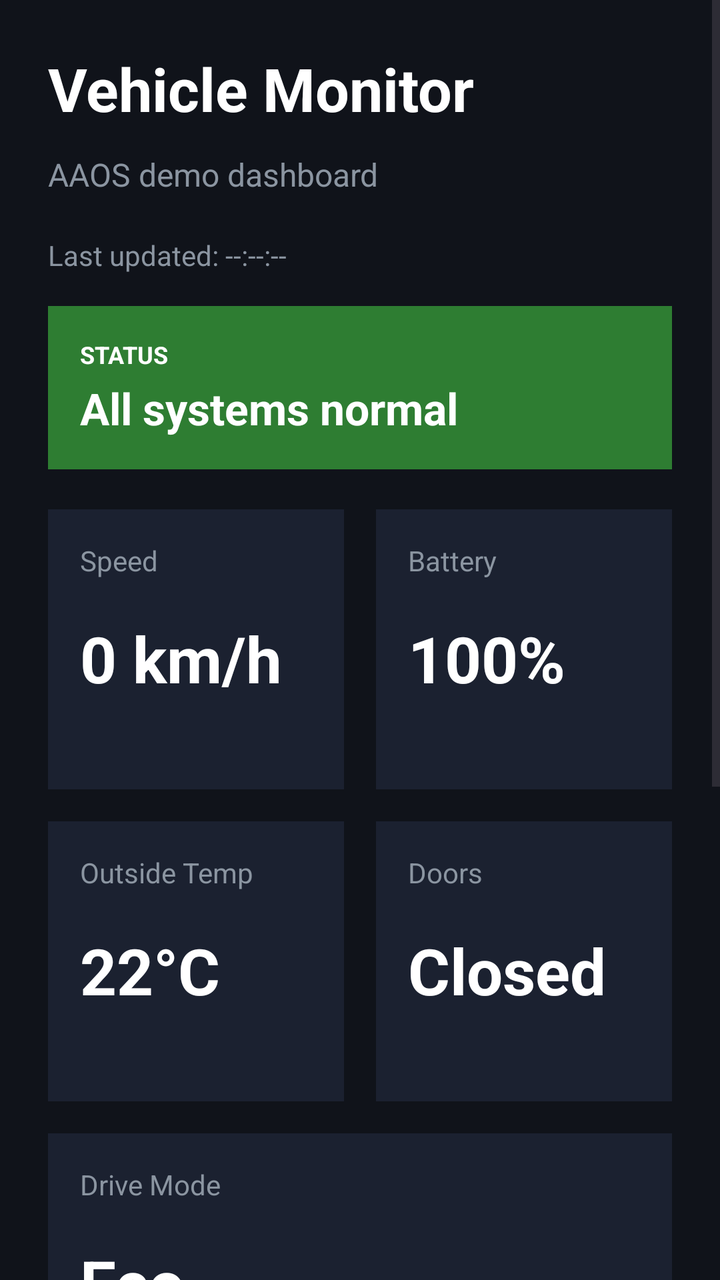
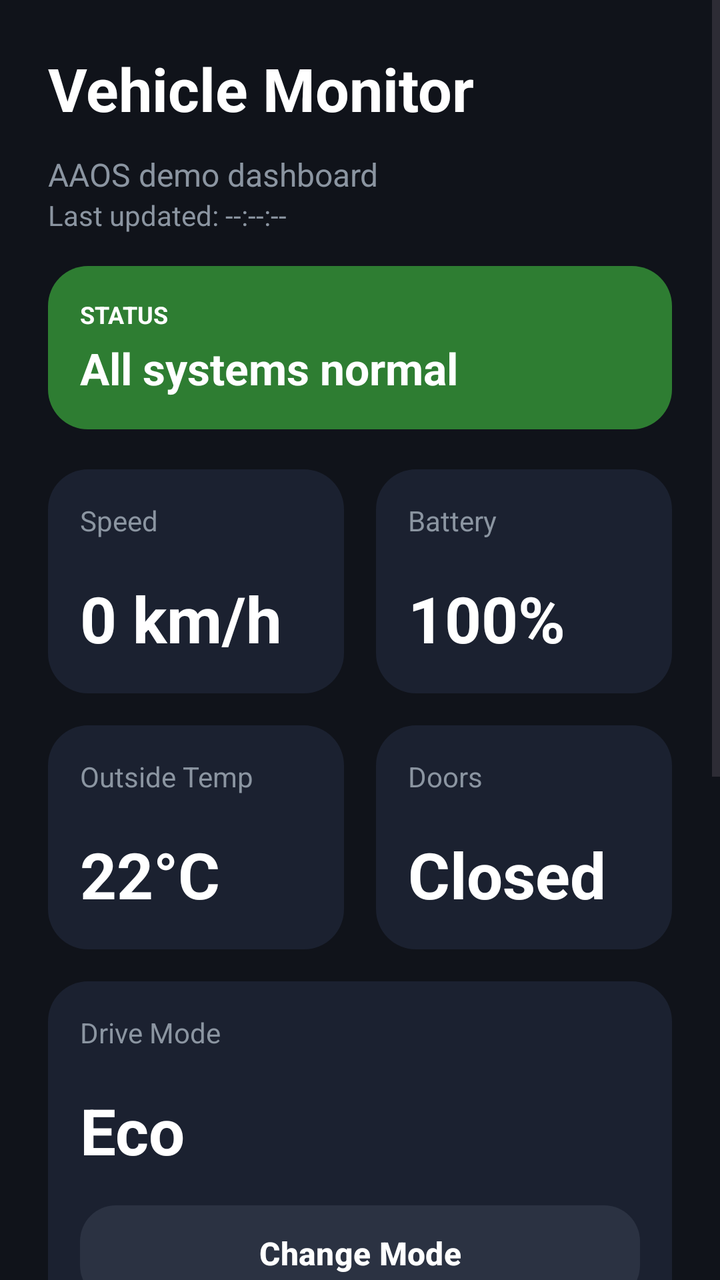

An Android layout rendered at two revisions. The XML below is the earlier revision; the diff shows what the commit changed to produce the second picture.
<!-- AndroidManifest.xml: application theme Theme.Aaosvehiclemonitor -->
<!-- res/layout/activity_main.xml -->
<?xml version="1.0" encoding="utf-8"?>
<ScrollView xmlns:android="http://schemas.android.com/apk/res/android"
    android:layout_width="match_parent"
    android:layout_height="match_parent"
    android:fillViewport="true"
    android:background="@color/background">

    <LinearLayout
        android:layout_width="match_parent"
        android:layout_height="wrap_content"
        android:orientation="vertical"
        android:padding="24dp">

        <TextView
            android:id="@+id/titleText"
            android:layout_width="wrap_content"
            android:layout_height="wrap_content"
            android:text="Vehicle Monitor"
            android:textColor="@color/white"
            android:textSize="30sp"
            android:textStyle="bold"
            android:layout_marginBottom="12dp" />

        <TextView
            android:id="@+id/subtitleText"
            android:layout_width="wrap_content"
            android:layout_height="wrap_content"
            android:text="AAOS demo dashboard"
            android:textColor="@color/gray"
            android:textSize="16sp"
            android:layout_marginBottom="20dp" />

        <TextView
            android:id="@+id/lastUpdatedText"
            android:layout_width="wrap_content"
            android:layout_height="wrap_content"
            android:text="Last updated: --:--:--"
            android:textColor="@color/gray"
            android:textSize="14sp"
            android:layout_marginBottom="16dp" />

        <LinearLayout
            android:id="@+id/alertBanner"
            android:layout_width="match_parent"
            android:layout_height="wrap_content"
            android:orientation="vertical"
            android:padding="16dp"
            android:background="@color/green"
            android:layout_marginBottom="20dp">

            <TextView
                android:id="@+id/alertTitle"
                android:layout_width="wrap_content"
                android:layout_height="wrap_content"
                android:text="STATUS"
                android:textAllCaps="true"
                android:textColor="@color/white"
                android:textSize="12sp"
                android:textStyle="bold" />

            <TextView
                android:id="@+id/alertMessage"
                android:layout_width="wrap_content"
                android:layout_height="wrap_content"
                android:text="All systems normal"
                android:textColor="@color/white"
                android:textSize="22sp"
                android:textStyle="bold"
                android:layout_marginTop="4dp" />
        </LinearLayout>

        <LinearLayout
            android:layout_width="match_parent"
            android:layout_height="wrap_content"
            android:orientation="horizontal"
            android:weightSum="2"
            android:layout_marginBottom="16dp">

            <LinearLayout
                android:layout_width="0dp"
                android:layout_height="140dp"
                android:layout_marginEnd="8dp"
                android:layout_weight="1"
                android:background="@color/blue"
                android:orientation="vertical"
                android:padding="16dp">

                <TextView
                    android:layout_width="wrap_content"
                    android:layout_height="wrap_content"
                    android:text="Speed"
                    android:textColor="@color/gray"
                    android:textSize="14sp" />

                <TextView
                    android:id="@+id/speedValue"
                    android:layout_width="wrap_content"
                    android:layout_height="wrap_content"
                    android:layout_marginTop="18dp"
                    android:text="0 km/h"
                    android:textColor="@color/white"
                    android:textSize="32sp"
                    android:textStyle="bold" />
            </LinearLayout>

            <LinearLayout
                android:layout_width="0dp"
                android:layout_height="140dp"
                android:layout_weight="1"
                android:orientation="vertical"
                android:background="@color/blue"
                android:padding="16dp"
                android:layout_marginStart="8dp">

                <TextView
                    android:layout_width="wrap_content"
                    android:layout_height="wrap_content"
                    android:text="Battery"
                    android:textColor="@color/gray"
                    android:textSize="14sp" />

                <TextView
                    android:id="@+id/batteryValue"
                    android:layout_width="wrap_content"
                    android:layout_height="wrap_content"
                    android:text="100%"
                    android:textColor="@color/white"
                    android:textSize="32sp"
                    android:textStyle="bold"
                    android:layout_marginTop="18dp" />
            </LinearLayout>
        </LinearLayout>

        <LinearLayout
            android:layout_width="match_parent"
            android:layout_height="wrap_content"
            android:orientation="horizontal"
            android:weightSum="2">

            <LinearLayout
                android:layout_width="0dp"
                android:layout_height="140dp"
                android:layout_weight="1"
                android:orientation="vertical"
                android:background="@color/blue"
                android:padding="16dp"
                android:layout_marginEnd="8dp">

                <TextView
                    android:layout_width="wrap_content"
                    android:layout_height="wrap_content"
                    android:text="Outside Temp"
                    android:textColor="@color/gray"
                    android:textSize="14sp" />

                <TextView
                    android:id="@+id/tempValue"
                    android:layout_width="wrap_content"
                    android:layout_height="wrap_content"
                    android:text="22°C"
                    android:textColor="@color/white"
                    android:textSize="32sp"
                    android:textStyle="bold"
                    android:layout_marginTop="18dp" />
            </LinearLayout>

            <LinearLayout
                android:layout_width="0dp"
                android:layout_height="140dp"
                android:layout_weight="1"
                android:orientation="vertical"
                android:background="@color/blue"
                android:padding="16dp"
                android:layout_marginStart="8dp">

                <TextView
                    android:layout_width="wrap_content"
                    android:layout_height="wrap_content"
                    android:text="Doors"
                    android:textColor="@color/gray"
                    android:textSize="14sp" />

                <TextView
                    android:id="@+id/doorValue"
                    android:layout_width="wrap_content"
                    android:layout_height="wrap_content"
                    android:text="Closed"
                    android:textColor="@color/white"
                    android:textSize="32sp"
                    android:textStyle="bold"
                    android:layout_marginTop="18dp" />
            </LinearLayout>
        </LinearLayout>

        <LinearLayout
            android:layout_width="match_parent"
            android:layout_height="wrap_content"
            android:orientation="vertical"
            android:background="@color/blue"
            android:padding="16dp"
            android:layout_marginTop="16dp">

            <TextView
                android:layout_width="wrap_content"
                android:layout_height="wrap_content"
                android:text="Drive Mode"
                android:textColor="@color/gray"
                android:textSize="14sp" />

            <TextView
                android:id="@+id/driveModeValue"
                android:layout_width="wrap_content"
                android:layout_height="wrap_content"
                android:text="Eco"
                android:textColor="@color/white"
                android:textSize="32sp"
                android:textStyle="bold"
                android:layout_marginTop="18dp" />

            <Button
                android:id="@+id/changeModeButton"
                android:layout_width="wrap_content"
                android:layout_height="wrap_content"
                android:text="Change Mode"
                android:layout_marginTop="16dp" />
        </LinearLayout>

        <LinearLayout
            android:layout_width="match_parent"
            android:layout_height="wrap_content"
            android:orientation="vertical"
            android:layout_marginTop="24dp">

            <TextView
                android:layout_width="wrap_content"
                android:layout_height="wrap_content"
                android:text="Simulation Controls"
                android:textColor="@color/gray"
                android:textSize="16sp"
                android:layout_marginBottom="12dp" />

            <LinearLayout
                android:layout_width="match_parent"
                android:layout_height="wrap_content"
                android:orientation="horizontal"
                android:weightSum="2"
                android:layout_marginBottom="12dp">

                <Button
                    android:id="@+id/toggleDoorsButton"
                    android:layout_width="0dp"
                    android:layout_height="wrap_content"
                    android:layout_weight="1"
                    android:text="Toggle Doors"
                    android:layout_marginEnd="8dp" />

                <Button
                    android:id="@+id/overspeedButton"
                    android:layout_width="0dp"
                    android:layout_height="wrap_content"
                    android:layout_weight="1"
                    android:text="Overspeed"
                    android:layout_marginStart="8dp" />
            </LinearLayout>

            <LinearLayout
                android:layout_width="match_parent"
                android:layout_height="wrap_content"
                android:orientation="horizontal"
                android:weightSum="2">

                <Button
                    android:id="@+id/lowBatteryButton"
                    android:layout_width="0dp"
                    android:layout_height="wrap_content"
                    android:layout_weight="1"
                    android:text="Low Battery"
                    android:layout_marginEnd="8dp" />

                <Button
                    android:id="@+id/resetButton"
                    android:layout_width="0dp"
                    android:layout_height="wrap_content"
                    android:layout_weight="1"
                    android:text="Reset"
                    android:layout_marginStart="8dp" />
            </LinearLayout>

        </LinearLayout>

        <LinearLayout
            android:layout_width="match_parent"
            android:layout_height="wrap_content"
            android:orientation="vertical"
            android:layout_marginTop="24dp">

            <TextView
                android:id="@+id/eventHistoryTitle"
                android:layout_width="wrap_content"
                android:layout_height="wrap_content"
                android:text="Recent Events"
                android:textColor="@color/gray"
                android:textSize="16sp"
                android:layout_marginBottom="12dp" />

            <TextView
                android:id="@+id/eventHistoryText"
                android:layout_width="match_parent"
                android:layout_height="wrap_content"
                android:background="@color/blue"
                android:padding="16dp"
                android:text="No events yet"
                android:textColor="@color/white"
                android:textSize="14sp"
                android:lineSpacingExtra="4dp" />
        </LinearLayout>

    </LinearLayout>
</ScrollView>
<!-- resources referenced by this layout -->
<resources>
  <color name="background">#10131A</color>
  <color name="blue">#1B2130</color>
  <color name="gray">#8B95A1</color>
  <color name="green">#2E7D32</color>
  <color name="white">#FFFFFF</color>
  <style name="Theme.Aaosvehiclemonitor" parent="Base.Theme.Aaosvehiclemonitor" />
  <style name="Base.Theme.Aaosvehiclemonitor" parent="Theme.Material3.DayNight.NoActionBar">
          
          
      </style>
</resources>

<!-- the commit's change to res/layout/activity_main.xml (unified diff, before → after) -->
@@ -1,5 +1,6 @@
 <?xml version="1.0" encoding="utf-8"?>
 <ScrollView xmlns:android="http://schemas.android.com/apk/res/android"
+    xmlns:app="http://schemas.android.com/apk/res-auto"
     android:layout_width="match_parent"
     android:layout_height="match_parent"
     android:fillViewport="true"
@@ -28,7 +29,7 @@
             android:text="AAOS demo dashboard"
             android:textColor="@color/gray"
             android:textSize="16sp"
-            android:layout_marginBottom="20dp" />
+            android:layout_marginBottom="0dp" />
 
         <TextView
             android:id="@+id/lastUpdatedText"
@@ -45,7 +46,7 @@
             android:layout_height="wrap_content"
             android:orientation="vertical"
             android:padding="16dp"
-            android:background="@color/green"
+            android:background="@drawable/status_background"
             android:layout_marginBottom="20dp">
 
             <TextView
@@ -78,10 +79,10 @@
 
             <LinearLayout
                 android:layout_width="0dp"
-                android:layout_height="140dp"
+                android:layout_height="wrap_content"
                 android:layout_marginEnd="8dp"
                 android:layout_weight="1"
-                android:background="@color/blue"
+                android:background="@drawable/card_background"
                 android:orientation="vertical"
                 android:padding="16dp">
 
@@ -105,10 +106,10 @@
 
             <LinearLayout
                 android:layout_width="0dp"
-                android:layout_height="140dp"
+                android:layout_height="wrap_content"
                 android:layout_weight="1"
                 android:orientation="vertical"
-                android:background="@color/blue"
+                android:background="@drawable/card_background"
                 android:padding="16dp"
                 android:layout_marginStart="8dp">
 
@@ -139,10 +140,10 @@
 
             <LinearLayout
                 android:layout_width="0dp"
-                android:layout_height="140dp"
+                android:layout_height="wrap_content"
                 android:layout_weight="1"
                 android:orientation="vertical"
-                android:background="@color/blue"
+                android:background="@drawable/card_background"
                 android:padding="16dp"
                 android:layout_marginEnd="8dp">
 
@@ -166,10 +167,10 @@
 
             <LinearLayout
                 android:layout_width="0dp"
-                android:layout_height="140dp"
+                android:layout_height="wrap_content"
                 android:layout_weight="1"
                 android:orientation="vertical"
-                android:background="@color/blue"
+                android:background="@drawable/card_background"
                 android:padding="16dp"
                 android:layout_marginStart="8dp">
 
@@ -196,7 +197,7 @@
             android:layout_width="match_parent"
             android:layout_height="wrap_content"
             android:orientation="vertical"
-            android:background="@color/blue"
+            android:background="@drawable/card_background"
             android:padding="16dp"
             android:layout_marginTop="16dp">
 
@@ -219,16 +220,23 @@
 
             <Button
                 android:id="@+id/changeModeButton"
-                android:layout_width="wrap_content"
-                android:layout_height="wrap_content"
+                android:layout_width="match_parent"
+                android:layout_height="wrap_content"
+                android:layout_marginTop="16dp"
+                android:background="@drawable/button_background"
+                app:backgroundTint="@null"
                 android:text="Change Mode"
-                android:layout_marginTop="16dp" />
+                android:textSize="16sp"
+                android:textColor="@color/white"
+                android:textStyle="bold" />
         </LinearLayout>
 
         <LinearLayout
             android:layout_width="match_parent"
             android:layout_height="wrap_content"
             android:orientation="vertical"
+            android:background="@drawable/panel_background"
+            android:padding="16dp"
             android:layout_marginTop="24dp">
 
             <TextView
@@ -252,6 +260,11 @@
                     android:layout_height="wrap_content"
                     android:layout_weight="1"
                     android:text="Toggle Doors"
+                    android:textSize="16sp"
+                    android:background="@drawable/button_background"
+                    app:backgroundTint="@null"
+                    android:textColor="@color/white"
+                    android:textStyle="bold"
                     android:layout_marginEnd="8dp" />
 
                 <Button
@@ -260,6 +273,11 @@
                     android:layout_height="wrap_content"
                     android:layout_weight="1"
                     android:text="Overspeed"
+                    android:textSize="16sp"
+                    android:background="@drawable/button_background"
+                    app:backgroundTint="@null"
+                    android:textColor="@color/white"
+                    android:textStyle="bold"
                     android:layout_marginStart="8dp" />
             </LinearLayout>
 
@@ -275,6 +293,11 @@
                     android:layout_height="wrap_content"
                     android:layout_weight="1"
                     android:text="Low Battery"
+                    android:textSize="16sp"
+                    android:background="@drawable/button_background"
+                    app:backgroundTint="@null"
+                    android:textColor="@color/white"
+                    android:textStyle="bold"
                     android:layout_marginEnd="8dp" />
 
                 <Button
@@ -283,6 +306,11 @@
                     android:layout_height="wrap_content"
                     android:layout_weight="1"
                     android:text="Reset"
+                    android:textSize="16sp"
+                    android:background="@drawable/button_background"
+                    app:backgroundTint="@null"
+                    android:textColor="@color/white"
+                    android:textStyle="bold"
                     android:layout_marginStart="8dp" />
             </LinearLayout>
 
@@ -292,7 +320,9 @@
             android:layout_width="match_parent"
             android:layout_height="wrap_content"
             android:orientation="vertical"
-            android:layout_marginTop="24dp">
+            android:layout_marginTop="24dp"
+            android:background="@drawable/panel_background"
+            android:padding="16dp">
 
             <TextView
                 android:id="@+id/eventHistoryTitle"
@@ -307,7 +337,7 @@
                 android:id="@+id/eventHistoryText"
                 android:layout_width="match_parent"
                 android:layout_height="wrap_content"
-                android:background="@color/blue"
+                android:background="@drawable/card_background"
                 android:padding="16dp"
                 android:text="No events yet"
                 android:textColor="@color/white"
<!-- resource entries referenced after the edit -->
@@ -5,7 +5,32 @@
   <color name="gray">#8B95A1</color>
   <color name="green">#2E7D32</color>
   <color name="white">#FFFFFF</color>
+  <!-- drawable button_background (drawable) -->
+  <?xml version="1.0" encoding="utf-8"?>
+  <shape xmlns:android="http://schemas.android.com/apk/res/android">
+      <solid android:color="@color/button_background" />
+      <corners android:radius="18dp" />
+  </shape>
+  <!-- drawable card_background (drawable) -->
+  <?xml version="1.0" encoding="utf-8"?>
+  <shape xmlns:android="http://schemas.android.com/apk/res/android">
+      <solid android:color="@color/blue" />
+      <corners android:radius="20dp" />
+  </shape>
+  <!-- drawable panel_background (drawable) -->
+  <?xml version="1.0" encoding="utf-8"?>
+  <shape xmlns:android="http://schemas.android.com/apk/res/android">
+      <solid android:color="@color/blue" />
+      <corners android:radius="24dp" />
+  </shape>
+  <!-- drawable status_background (drawable) -->
+  <?xml version="1.0" encoding="utf-8"?>
+  <shape xmlns:android="http://schemas.android.com/apk/res/android">
+      <solid android:color="@color/green" />
+      <corners android:radius="20dp" />
+  </shape>
   <style name="Theme.Aaosvehiclemonitor" parent="Base.Theme.Aaosvehiclemonitor" />
+  <color name="button_background">#2B3242</color>
   <style name="Base.Theme.Aaosvehiclemonitor" parent="Theme.Material3.DayNight.NoActionBar">
           
           
